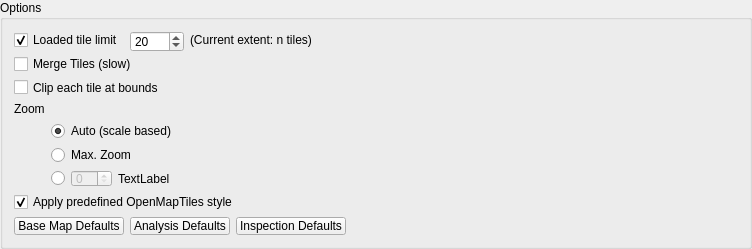
The window that ui/options.ui (geometalab/Vector-Tiles-Reader-QGIS-Plugin) describes before a commit, drawn with Qt 5.
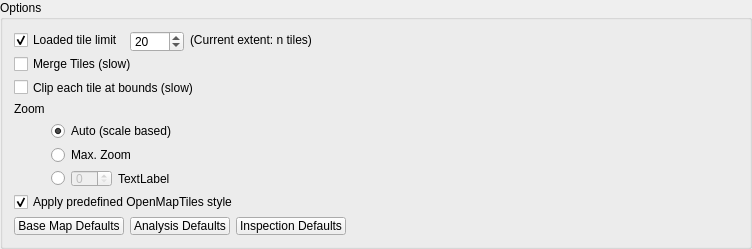
The same window after the commit.

```diff
--- a/ui/options.ui
+++ b/ui/options.ui
@@ -65,7 +65,7 @@
    <item row="3" column="0" colspan="2">
     <widget class="QCheckBox" name="chkClipTiles">
      <property name="text">
-      <string>Clip each tile at bounds</string>
+      <string>Clip each tile at bounds (slow)</string>
      </property>
     </widget>
    </item>
```
